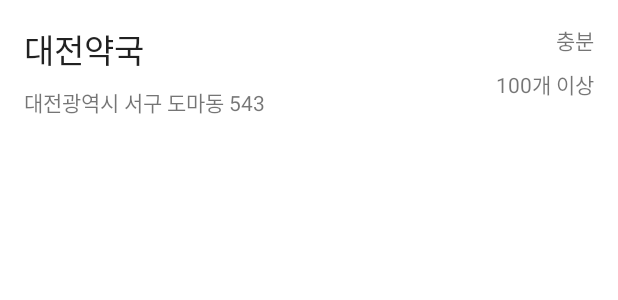
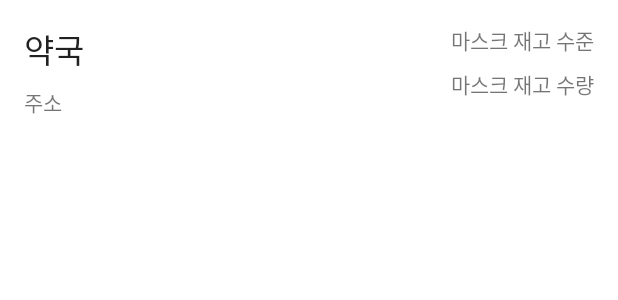
Before and after one commit to GONI95/Mask_App_Java, an Android app: the layout item_store.xml on its own in the app's theme, with its tools: preview values and no code run, on a phone screen of 412 x 824 dp. Shown: the top 300 px of the screen. Run offline under Robolectric (Android 15) with nearby library versions, the phone set to English and light mode, and no system bars.

Commit message:
뷰모델

```diff
--- a/app/src/main/java/com/example/mask_app_java/StoreAdapter.java
+++ b/app/src/main/java/com/example/mask_app_java/StoreAdapter.java
@@ -106,7 +106,7 @@ public class StoreAdapter extends RecyclerView.Adapter<StoreAdapter.StoreViewHol
         return mItems.size();
     }
 
-    // 아이템 뷰의 정보를 가지고 있는 클래스
+    // 아이템 뷰의 정보를 가지고 있는 ViewHolder 클래스
     static class StoreViewHolder extends RecyclerView.ViewHolder {
         TextView name;
         TextView address;
--- a/app/src/main/res/layout/item_store.xml
+++ b/app/src/main/res/layout/item_store.xml
@@ -15,7 +15,7 @@
         android:textAppearance="@style/TextAppearance.AppCompat.Large"
         app:layout_constraintStart_toStartOf="parent"
         app:layout_constraintTop_toTopOf="parent"
-        tools:text="대전약국" />
+        tools:text="약국" />
 
     <TextView
         android:id="@+id/addr_textView"
@@ -26,7 +26,7 @@
         app:layout_constraintEnd_toStartOf="@+id/count_textView"
         app:layout_constraintStart_toStartOf="parent"
         app:layout_constraintTop_toBottomOf="@+id/name_textView"
-        tools:text="대전광역시 서구 도마동 543" />
+        tools:text="주소" />
 
     <TextView
         android:id="@+id/remain_textView"
@@ -36,7 +36,7 @@
         android:layout_marginEnd="16dp"
         app:layout_constraintEnd_toEndOf="parent"
         app:layout_constraintTop_toTopOf="parent"
-        tools:text="충분" />
+        tools:text="마스크 재고 수준" />
 
     <TextView
         android:id="@+id/count_textView"
@@ -46,5 +46,5 @@
         android:layout_marginEnd="16dp"
         app:layout_constraintEnd_toEndOf="parent"
         app:layout_constraintTop_toBottomOf="@+id/remain_textView"
-        tools:text="100개 이상" />
+        tools:text="마스크 재고 수량" />
 </androidx.constraintlayout.widget.ConstraintLayout>
```
Also changed, not shown: app/build.gradle (+7 -0 lines), app/src/main/java/com/example/mask_app_java/MainActivity.java (+57 -35 lines), app/src/main/java/com/example/mask_app_java/MainViewModel.java (added, +100 -0 lines).
